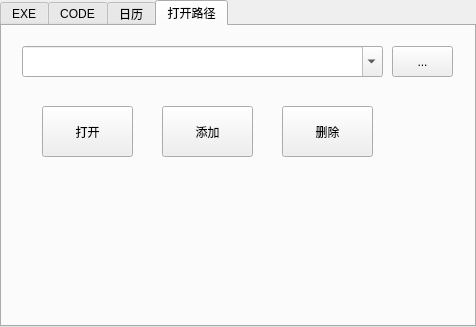
Qt form auto_c_code/toolstabwidget.ui (yjduoduo/auto_c_code) before a commit.
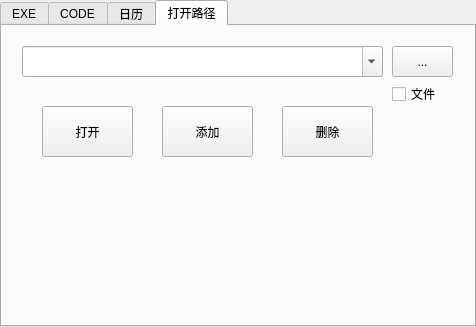
The same form after that commit.

Commit message: 支持文件选择

Diff of the .ui file:
```diff
--- a/auto_c_code/toolstabwidget.ui
+++ b/auto_c_code/toolstabwidget.ui
@@ -278,6 +278,19 @@
      <string>...</string>
     </property>
    </widget>
+   <widget class="QCheckBox" name="checkBox_isfile">
+    <property name="geometry">
+     <rect>
+      <x>390</x>
+      <y>60</y>
+      <width>71</width>
+      <height>16</height>
+     </rect>
+    </property>
+    <property name="text">
+     <string>文件</string>
+    </property>
+   </widget>
   </widget>
  </widget>
  <resources/>
```
The commit also changes 2 other files.
